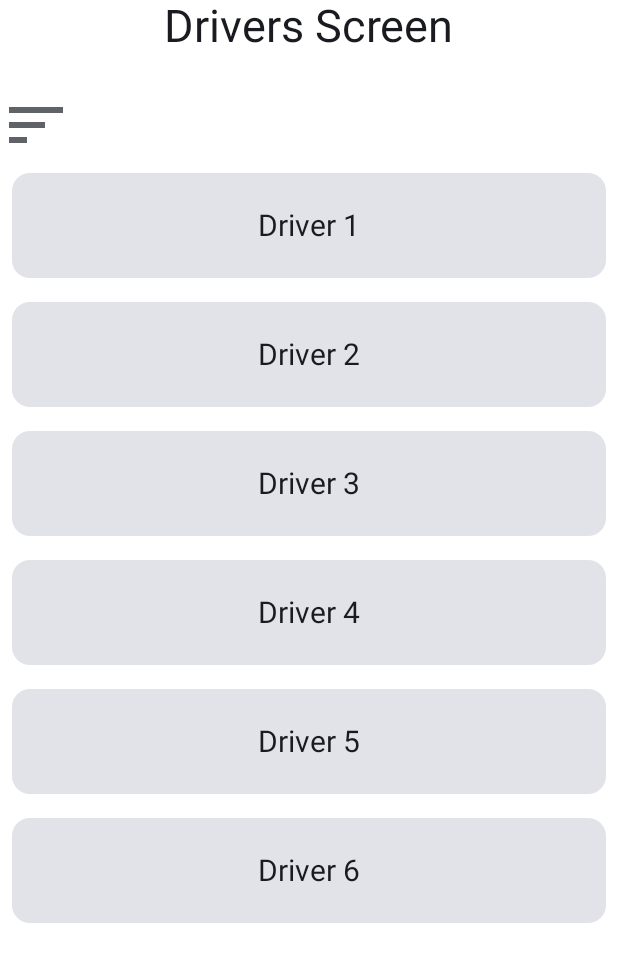
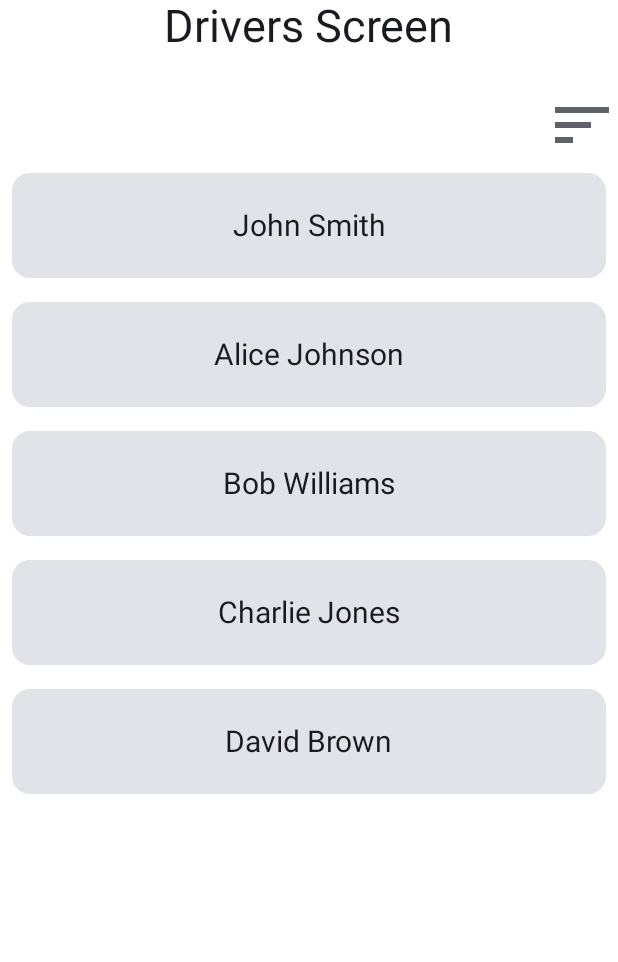
Before and after one commit to mkCoding/RepublicServiceApp, an Android app built with Jetpack Compose: the screen it shows after launch (MainActivity), on a phone screen of 412 x 824 dp. Shown: the top 962 px of the screen. Run offline under Robolectric (Android 15) with nearby library versions, the phone set to English and light mode, and no system bars; our stand-ins replace Dagger/Hilt's generated code.

Commit message:
pushing changes for sorting drivers based on last name

```diff
--- a/app/src/main/java/com/kemakolam/republicserviceapp/MainActivity.kt
+++ b/app/src/main/java/com/kemakolam/republicserviceapp/MainActivity.kt
@@ -1,5 +1,6 @@
 package com.kemakolam.republicserviceapp
 
+import YourComposable
 import android.os.Bundle
 import androidx.activity.ComponentActivity
 import androidx.activity.compose.setContent
--- a/app/src/main/java/com/kemakolam/republicserviceapp/ui/DriversScreen.kt
+++ b/app/src/main/java/com/kemakolam/republicserviceapp/ui/DriversScreen.kt
@@ -23,6 +23,10 @@ import androidx.compose.material3.Card
 import androidx.compose.material3.Icon
 import androidx.compose.material3.Text
 import androidx.compose.runtime.Composable
+import androidx.compose.runtime.getValue
+import androidx.compose.runtime.mutableStateOf
+import androidx.compose.runtime.remember
+import androidx.compose.runtime.setValue
 import androidx.compose.ui.AbsoluteAlignment
 import androidx.compose.ui.Alignment
 import androidx.compose.ui.ExperimentalComposeUiApi
@@ -38,6 +42,10 @@ import com.kemakolam.republicserviceapp.R
 
 @Composable
 fun DriversScreen(){
+
+    //Keep track on whether sorting is applied
+    var isSorted by remember { mutableStateOf(false) }
+
     Column (
         modifier = Modifier
             .fillMaxSize()
@@ -60,9 +68,9 @@ fun DriversScreen(){
         Box(
             modifier = Modifier
                 .size(48.dp)
-                .clickable(onClick = {/*TODO*/ })
+                .clickable(onClick = {isSorted = !isSorted  })
                 .fillMaxWidth()
-                .align(alignment = Alignment.Start),
+                .align(alignment = Alignment.End),
 
             ) {
             Image(
@@ -75,16 +83,15 @@ fun DriversScreen(){
         }
 
         val items = listOf(
-            Driver("1", "Driver 1" ),
-            Driver("2", "Driver 2"),
-            Driver("3", "Driver 3"),
-            Driver("4", "Driver 4"),
-            Driver("5", "Driver 5"),
-            Driver("6", "Driver 6")
+            Driver("1", "John Smith"),
+            Driver("2", "Alice Johnson"),
+            Driver("3", "Bob Williams"),
+            Driver("4", "Charlie Jones"),
+            Driver("5", "David Brown")
         )
 
 
-        DriversList(drivers =items )
+        DriversList(drivers = if (isSorted) items.sortedBy { it.driverName.split(" ").last() } else items )
 
     }
 
```
Lines whose indentation alone changed are shown as unchanged.
